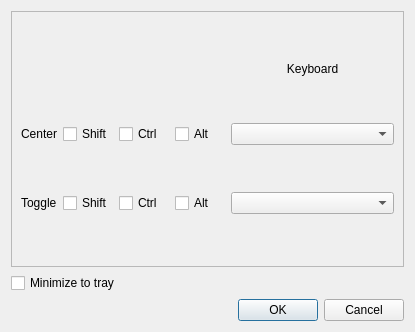
This is opentrack/keyboard.ui in opentrack/opentrack as Qt 5 draws it before an edit. The edited form follows.
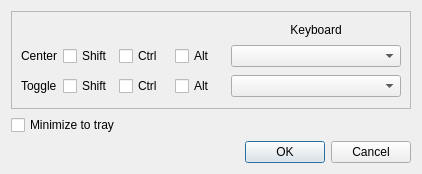
This is the edited form. Icons and pictures are not drawn.

Commit message: resize shortcut window

The edit to the form file:
```diff
--- a/opentrack/keyboard.ui
+++ b/opentrack/keyboard.ui
@@ -6,8 +6,8 @@
    <rect>
     <x>0</x>
     <y>0</y>
-    <width>415</width>
-    <height>332</height>
+    <width>422</width>
+    <height>174</height>
    </rect>
   </property>
   <property name="sizePolicy">
```
